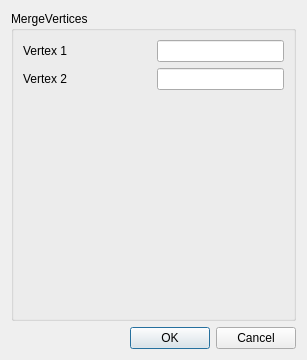
SalomePlatform/hexablock, file src/HEXABLOCKGUI/MergeVertices_QTD.ui: the form before one commit.
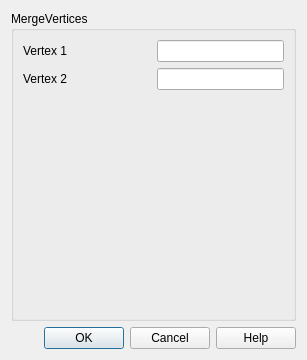
The form after the commit.

Commit message: added: -Propagation, Vector ( completed ) dialog panel. -Help button on all panel. -Delegate for all Panel updated: -menu always showed for each action

What changed in the file:
```diff
--- a/src/HEXABLOCKGUI/MergeVertices_QTD.ui
+++ b/src/HEXABLOCKGUI/MergeVertices_QTD.ui
@@ -84,7 +84,7 @@
       <enum>Qt::Horizontal</enum>
      </property>
      <property name="standardButtons">
-      <set>QDialogButtonBox::Cancel|QDialogButtonBox::Ok</set>
+      <set>QDialogButtonBox::Cancel|QDialogButtonBox::Ok|QDialogButtonBox::Help</set>
      </property>
     </widget>
    </item>
```
The commit also changes 37 other files.
